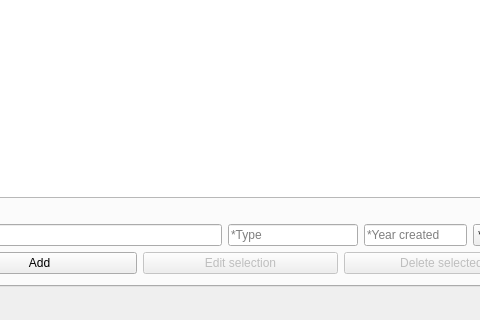
Qt form mainwindow.ui (valdimarHR/hisCompRepo) before a commit; both pictures show x 82 to 562 and y 333 to 653 of the 645 by 653 pixel window.
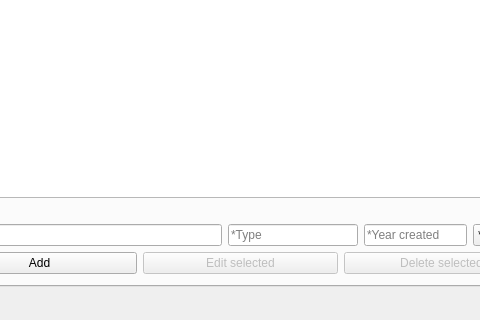
The same form after that commit. The open tabs and pages were chosen to show the change.

```diff
--- a/mainwindow.ui
+++ b/mainwindow.ui
@@ -479,7 +479,7 @@
              <bool>false</bool>
             </property>
             <property name="text">
-             <string>Edit selection</string>
+             <string>Edit selected</string>
             </property>
            </widget>
           </item>
```
